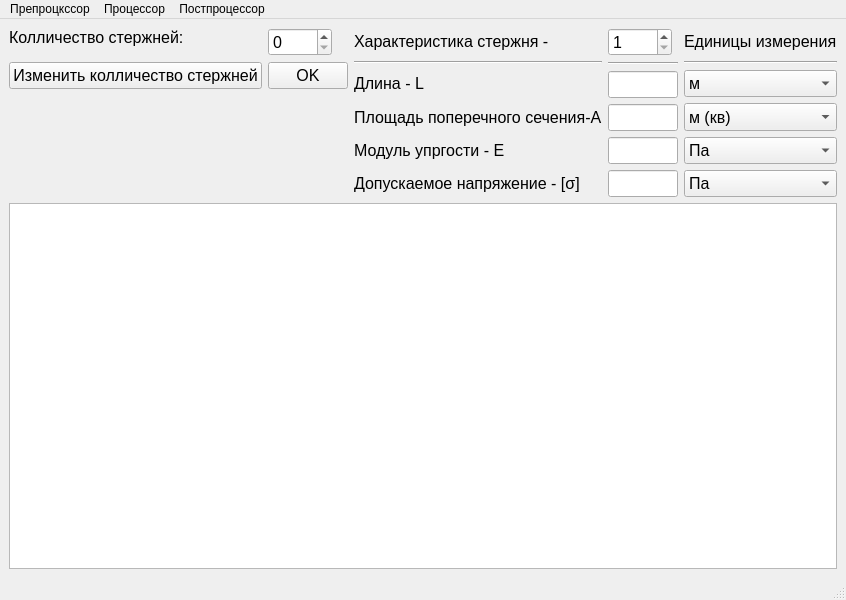
Above: SAPR/mainwindow.ui from DenisMyasnikov/SAPR before the change. Below: the same form after it.
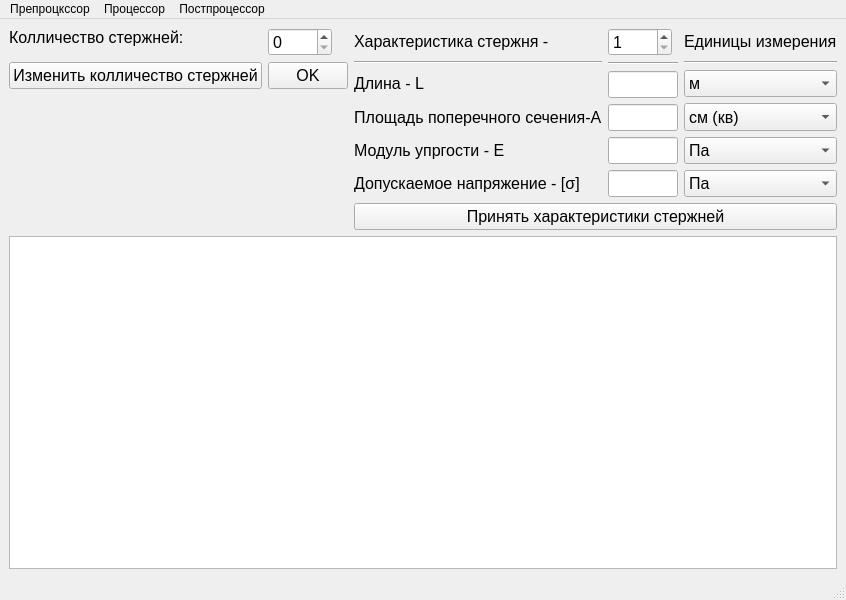
That is the form after the change.

What changed in the file:
```diff
--- a/SAPR/mainwindow.ui
+++ b/SAPR/mainwindow.ui
@@ -404,7 +404,7 @@
                  <bool>false</bool>
                 </property>
                 <property name="currentIndex">
-                 <number>3</number>
+                 <number>2</number>
                 </property>
                 <property name="insertPolicy">
                  <enum>QComboBox::NoInsert</enum>
@@ -509,6 +509,21 @@
             </item>
            </layout>
           </item>
+          <item>
+           <widget class="QPushButton" name="btnAcceptPropOfRods">
+            <property name="font">
+             <font>
+              <pointsize>12</pointsize>
+             </font>
+            </property>
+            <property name="layoutDirection">
+             <enum>Qt::LeftToRight</enum>
+            </property>
+            <property name="text">
+             <string>Принять характеристики стержней</string>
+            </property>
+           </widget>
+          </item>
          </layout>
         </item>
        </layout>
```
Left out of the diff: 2 changed lines with no effect on the pictures.
